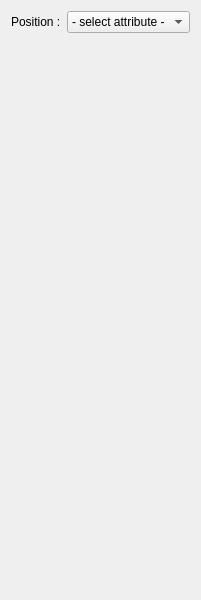
Before: the Qt Designer form SCHNApps/Plugins/surface_selection/forms/surface_selection.ui in cgogn/CGoGN, drawn with Qt 5.
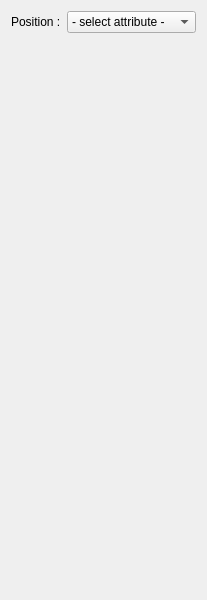
After: the same form once the commit is applied.

Commit message: set plugin tabs movable

Patch:
```diff
--- a/SCHNApps/Plugins/surface_selection/forms/surface_selection.ui
+++ b/SCHNApps/Plugins/surface_selection/forms/surface_selection.ui
@@ -6,7 +6,7 @@
    <rect>
     <x>0</x>
     <y>0</y>
-    <width>200</width>
+    <width>207</width>
     <height>600</height>
    </rect>
   </property>
@@ -36,7 +36,7 @@
      </item>
     </widget>
    </item>
-   <item row="1" column="1">
+   <item row="1" column="0">
     <spacer name="verticalSpacer">
      <property name="orientation">
       <enum>Qt::Vertical</enum>
```
The commit also changes 2 other files.
